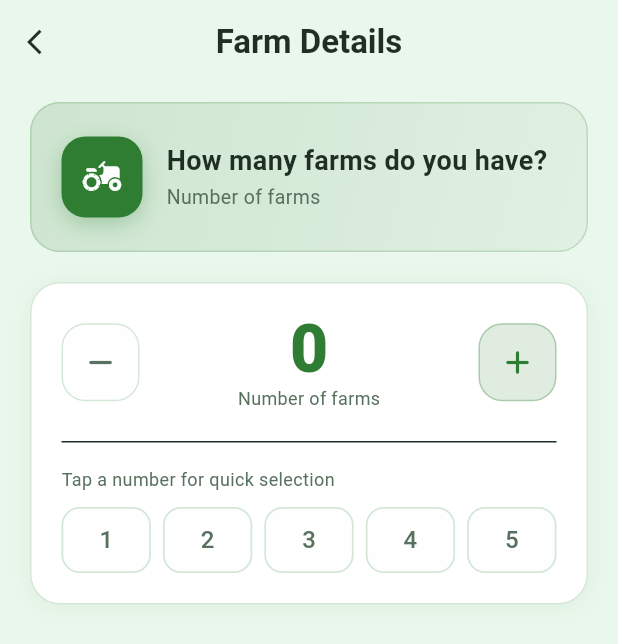
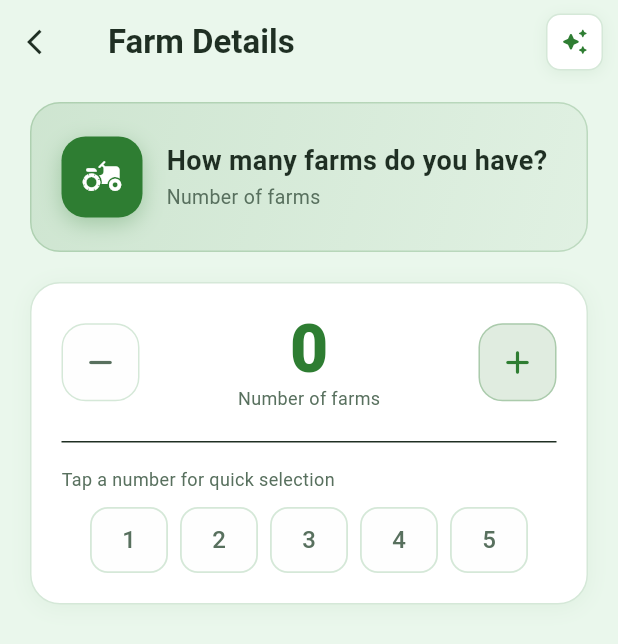
Before and after one commit to VISHNUVS-1315/VidhAI, a Flutter app: the FarmerDetailsScreen screen opened by its route, on a phone screen of 412 x 824 dp. Shown: the top 644 px of the screen. Run offline on Flutter 3.47's test engine with Material 3 defaults, Android fonts, the phone set to English and light mode, and no system bars; our stand-ins replace cloud_firestore, connectivity_plus, equatable, file_picker, firebase_auth, firebase_core and 14 more; missing offline and left inert: workmanager; accounts and stored records are empty; statements that could not run were skipped.

Commit message:
feat(onboarding): keep assistant chat and make farm setup responsive

```diff
--- a/lib/features/onboarding/screens/farmer_details_screen.dart
+++ b/lib/features/onboarding/screens/farmer_details_screen.dart
@@ -5,6 +5,7 @@ import 'package:vidhai/features/onboarding/widgets/farm_card.dart';
 import 'package:vidhai/services/data_service.dart';
 import 'package:vidhai/locale/locale.dart';
 import 'package:vidhai/core/widgets/vidhai_widgets.dart';
+import 'package:vidhai/features/assistant/assistant_button.dart';
 
 class FarmerDetailsScreen extends StatefulWidget {
   const FarmerDetailsScreen({super.key});
@@ -244,9 +245,19 @@ class _FarmerDetailsScreenState extends State<FarmerDetailsScreen> {
           title: Text(
             loc.farmDetails,
             style: TextStyle(
-                color: colors.onBackground, fontWeight: FontWeight.w600),
+              color: colors.onBackground,
+              fontWeight: FontWeight.w700,
             ),
-          centerTitle: true,
+          ),
+          centerTitle: false,
+          actions: const [
+            VidhAIAssistantButton(
+              screen: 'farmer_details',
+              size: 38,
+              iconSize: 19,
+            ),
+            SizedBox(width: 10),
+          ],
         ),
         body: ListView(
           padding: const EdgeInsets.fromLTRB(20, 8, 20, 32),
@@ -411,11 +422,17 @@ class _FarmerDetailsScreenState extends State<FarmerDetailsScreen> {
             ],
           ),
           const SizedBox(height: 10),
-          Row(
+          LayoutBuilder(
+            builder: (context, constraints) {
+              final chipWidth =
+                  constraints.maxWidth < 330 ? 48.0 : 52.0;
+              return Wrap(
+                spacing: 8,
+                runSpacing: 8,
                 children: [
-              for (var n = 1; n <= 5; n++) ...[
-                if (n > 1) const SizedBox(width: 8),
-                Expanded(
+                  for (var n = 1; n <= 5; n++)
+                    SizedBox(
+                      width: chipWidth,
                       child: _buildQuickChip(
                         colors: colors,
                         count: n,
@@ -423,7 +440,8 @@ class _FarmerDetailsScreenState extends State<FarmerDetailsScreen> {
                       ),
                     ),
                 ],
-            ],
+              );
+            },
           ),
         ],
       ),
```
Lines whose indentation alone changed are shown as unchanged.
